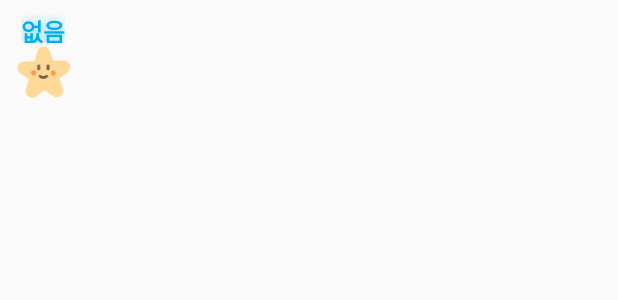
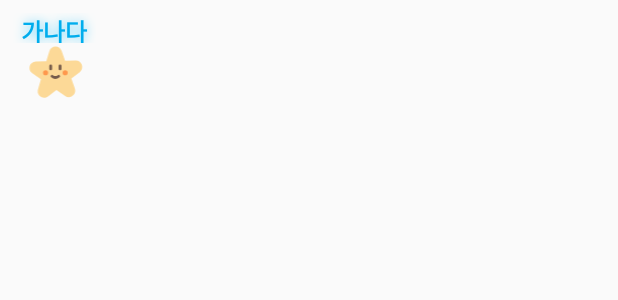
Before and after one commit to chachacha12/Flav_project, an Android app: the layout view_marker.xml on its own in the app's theme, with its tools: preview values and no code run, on a phone screen of 412 x 824 dp. Shown: the top 300 px of the screen. Run offline under Robolectric (Android 15) with nearby library versions, the phone set to English and light mode, and no system bars.

Commit message:
-googlemap marker > username textView size 세글자 제한

```diff
--- a/app/src/main/res/layout/view_marker.xml
+++ b/app/src/main/res/layout/view_marker.xml
@@ -9,17 +9,18 @@
 
     <TextView
         android:id="@+id/test_textView"
-        android:layout_width="wrap_content"
+        android:layout_width="55dp"
         android:layout_height="20dp"
 
         android:layout_marginStart="3dp"
         android:layout_marginTop="3dp"
         android:layout_marginEnd="3dp"
+        android:gravity="center"
         android:shadowColor="#5ED3FF"
         android:shadowDx="0.0"
         android:shadowDy="0.0"
         android:shadowRadius="8"
-        android:text="없음"
+        android:text="가나다라"
         android:textColor=" #00aded"
         android:textSize="16sp"
         android:textStyle="bold"
```
Also changed, not shown: app/src/main/java/com/FLAVOR/mvp/googlemap/MapFragment.kt (+6 -3 lines).
